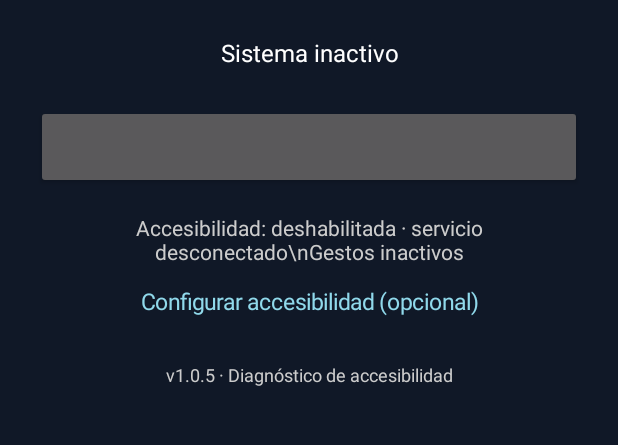
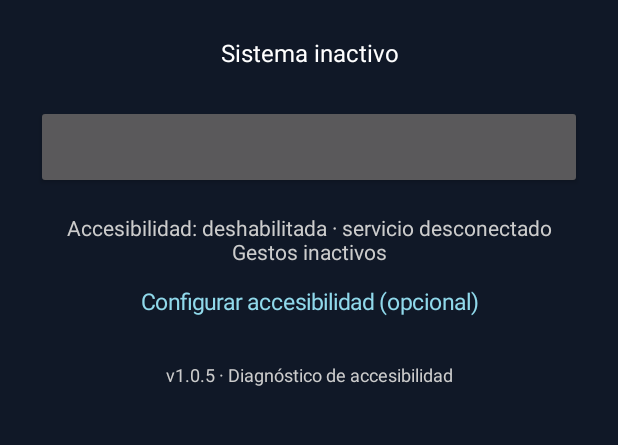
Before and after one commit to Shajs23224224/FREECITO-PA, an Android app: the screen it shows after launch (MainActivity), on a phone screen of 412 x 824 dp, the part 545-990 px from its top. Run offline under Robolectric (Android 15) with nearby library versions, the phone set to English and light mode, and no system bars; 1 statement that could not run was skipped.

Commit message:
Fix accessibility status line break

```diff
--- a/app/src/main/java/com/omega/ai/MainActivity.kt
+++ b/app/src/main/java/com/omega/ai/MainActivity.kt
@@ -95,7 +95,7 @@ class MainActivity : Activity() {
         val enabled=accessibilityEnabled()
         val connected=TouchBridge.connected()
         val armed=TouchBridge.isArmed()
-        accessStatus.text=when(enabled){true->"Accesibilidad: habilitada";false->"Accesibilidad: deshabilitada";null->"Accesibilidad: estado desconocido"}+" · "+(if(connected)"servicio conectado" else "servicio desconectado")+"\\n"+(if(armed)"Transporte de prueba activo" else "Gestos inactivos")
+        accessStatus.text=when(enabled){true->"Accesibilidad: habilitada";false->"Accesibilidad: deshabilitada";null->"Accesibilidad: estado desconocido"}+" · "+(if(connected)"servicio conectado" else "servicio desconectado")+"\n"+(if(armed)"Transporte de prueba activo" else "Gestos inactivos")
         accessLink.text=if(enabled==true)"Administrar accesibilidad" else "Configurar accesibilidad (opcional)"
         button.isEnabled=!awaitingConsent
     }
```
